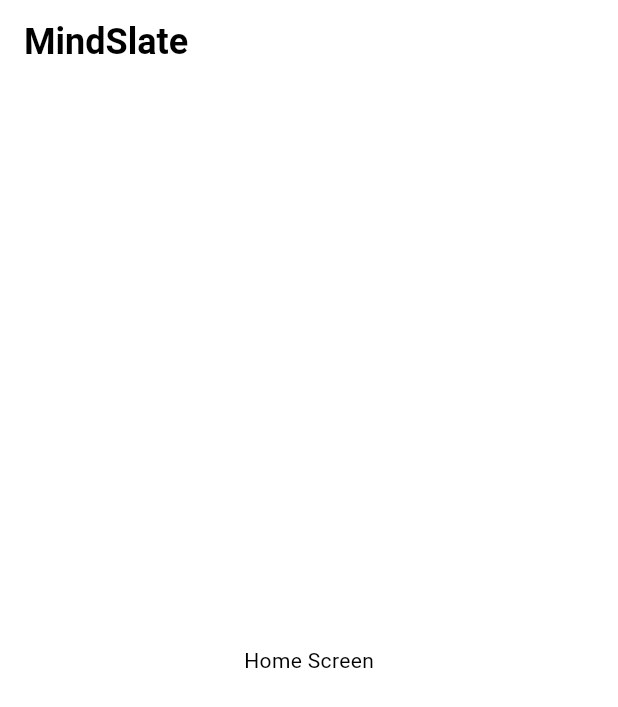
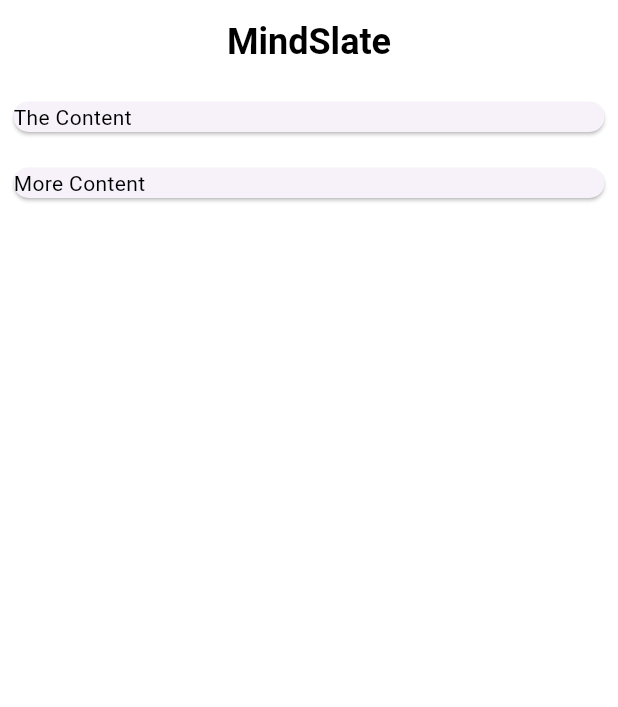
Before and after one commit to Pixel-Code-Hub206/MindSlate, a Flutter app: the screen it shows after launch, on a phone screen of 412 x 824 dp. Shown: the top 707 px of the screen. Run offline on Flutter 3.47's test engine with Material 3 defaults, Android fonts, the phone set to English and light mode, and no system bars; our stand-ins replace device_preview; Roboto replaces fonts that are missing (Poppins).

Commit message:
Displaying the dummy data over the UI within the home page

```diff
--- a/lib/pages/home_screen.dart
+++ b/lib/pages/home_screen.dart
@@ -13,21 +13,33 @@
 class _HomeState extends State<Home> {
 
   final List<Tasks> _tasks = [
-    Tasks(isTitle: 'The header', isBody: 'The Content', isDone: false)
+    Tasks(isTitle: 'The header', isBody: 'The Content', isDone: false),
+    Tasks(isTitle: '2nd header', isBody: 'More Content', isDone: false),
   ];
 
   @override
   Widget build(BuildContext context) {
     return MaterialApp(
-      builder: DevicePreview.appBuilder,
-      themeMode: ThemeMode.system,
+      builder: DevicePreview.appBuilder,  //Device Preview
+      themeMode: ThemeMode.system,      //ThemeData
       theme: AppTheme.lightTheme,
       darkTheme: AppTheme.darkTheme,
       home: Scaffold(
         appBar: AppBar(
           title: Text('MindSlate'),
+          centerTitle: true,
         ),
-        body: Center(child: Text("Home Screen")),
+        body: ListView.builder(
+          itemCount: _tasks.length,
+            itemBuilder: (BuildContext context, int index){
+            return Container(
+              padding: EdgeInsets.symmetric(vertical: 8, horizontal: 5),
+              child: Card(
+                child: Text('${_tasks[index].isBody}'), //Test data over the UI
+              ),
+            );
+            },
+        ),
       ),
     );
   }
```
